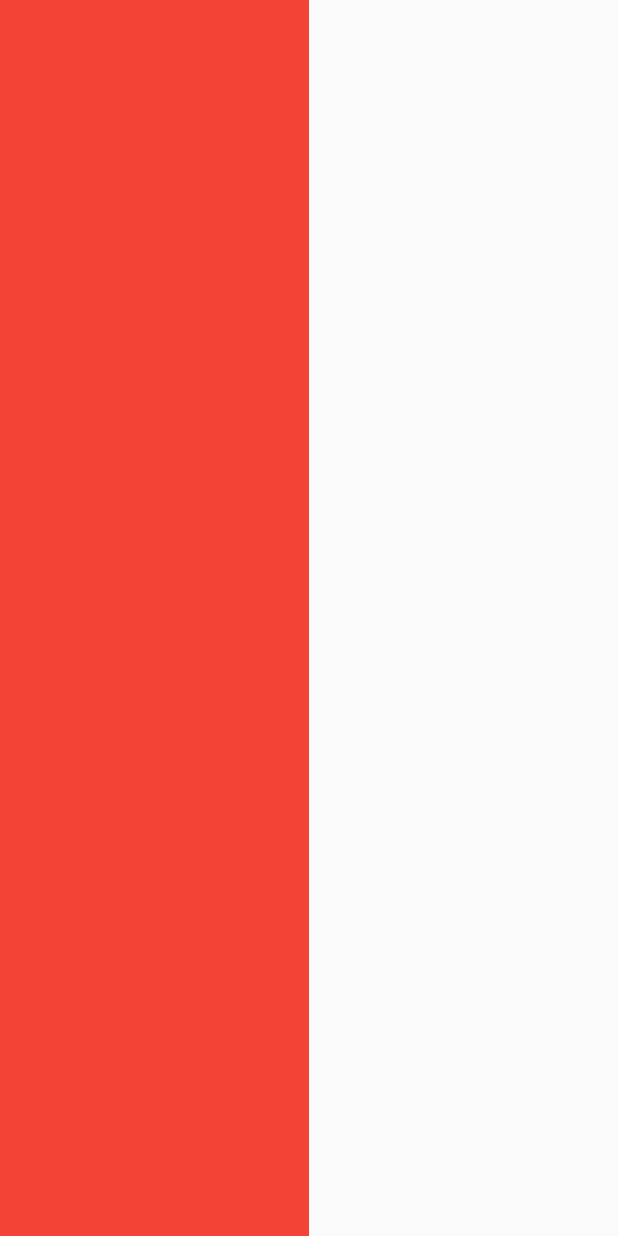
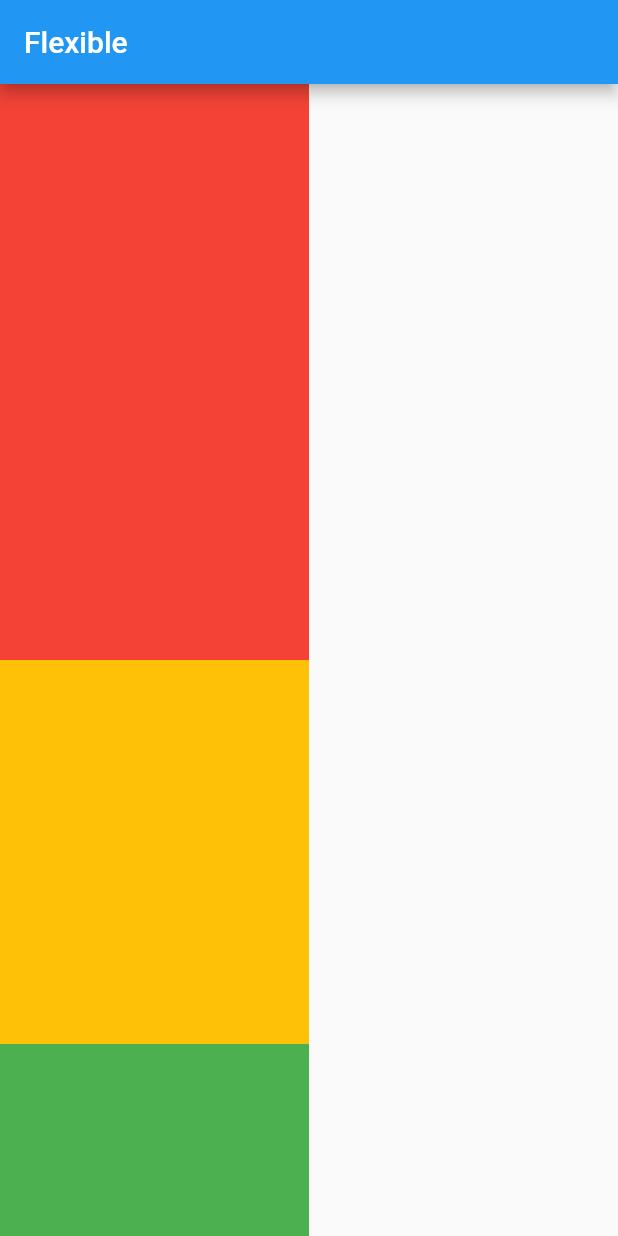
Before and after one commit to rudynurafif/latihan_flutter_intermediate, a Flutter app: the screen it shows after launch, on a phone screen of 412 x 824 dp. Run offline on Flutter 3.47's test engine with Material 3 defaults, Android fonts, the light colour scheme and no system bars; our stand-ins replace get.

Commit message:
Flexible widget

```diff
--- a/lib/app/modules/home/views/home_view.dart
+++ b/lib/app/modules/home/views/home_view.dart
@@ -14,11 +14,30 @@ class HomeView extends GetView<HomeController> {
     double paddingBottom = MediaQuery.of(context).padding.bottom;
 
     return Scaffold(
-        body: Container(
-      margin: EdgeInsets.only(top: paddingTop, bottom: paddingBottom),
-      width: widthDevice * 0.5,
-      height: heightDevice - paddingTop - paddingBottom,
-      color: Colors.red,
-    ));
+        appBar: AppBar(
+          title: Text("Flexible"),
+        ),
+        body: Column(
+          children: [
+            Flexible(
+                flex: 3,
+                child: Container(
+                  width: widthDevice * 0.5,
+                  color: Colors.red,
+                )),
+            Flexible(
+                flex: 2,
+                child: Container(
+                  width: widthDevice * 0.5,
+                  color: Colors.amber,
+                )),
+            Flexible(
+                flex: 1,
+                child: Container(
+                  width: widthDevice * 0.5,
+                  color: Colors.green,
+                )),
+          ],
+        ));
   }
 }
```
